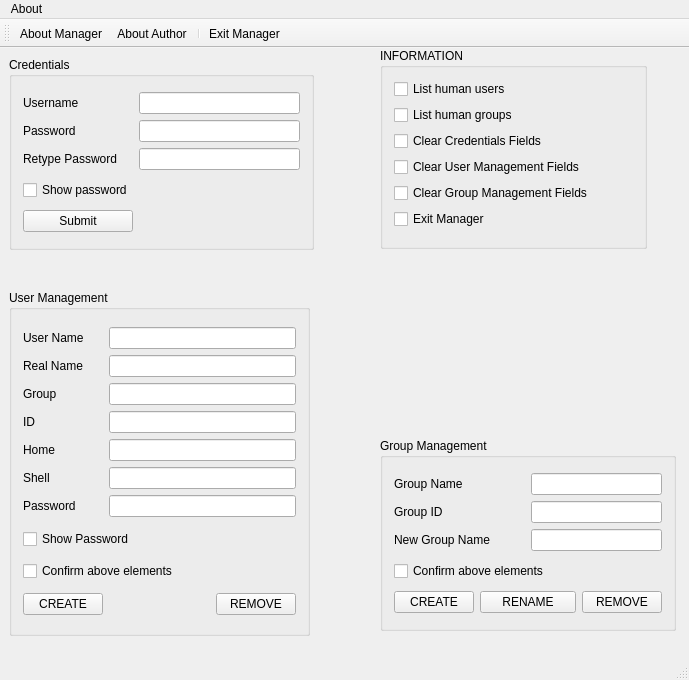
This is manager.ui in dimkatsi91/Manager as Qt 5 draws it before an edit. The edited form follows.
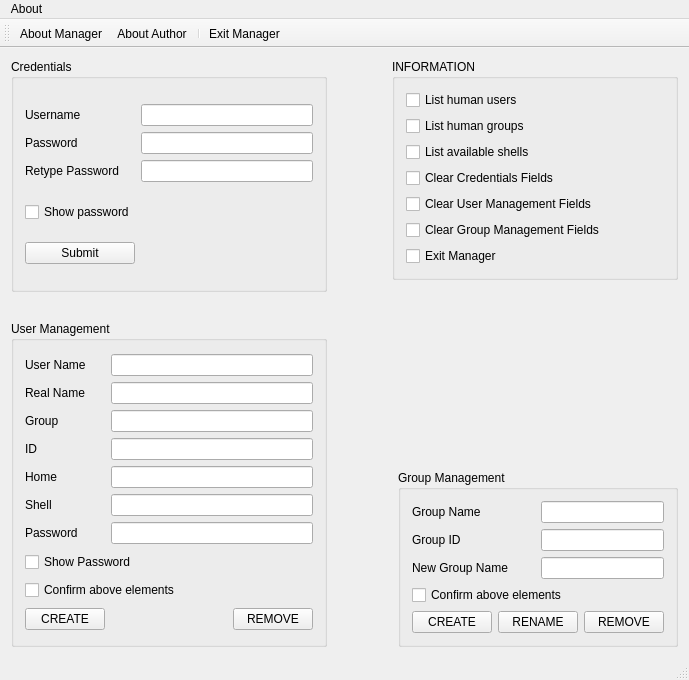
This is the edited form. Icons and pictures are not drawn.

Commit message: Added available shells listing option

```diff
--- a/manager.ui
+++ b/manager.ui
@@ -14,15 +14,9 @@
    <string>Welcome to Linux Manager</string>
   </property>
   <widget class="QWidget" name="centralWidget">
+   <layout class="QGridLayout" name="gridLayout_5">
+    <item row="0" column="0" rowspan="3">
    <widget class="QGroupBox" name="Credentials_groupBox">
-    <property name="geometry">
-     <rect>
-      <x>9</x>
-      <y>9</y>
-      <width>305</width>
-      <height>193</height>
-     </rect>
-    </property>
     <property name="title">
      <string>Credentials</string>
     </property>
@@ -81,15 +75,80 @@
      </item>
     </layout>
    </widget>
+    </item>
+    <item row="0" column="2" colspan="2">
+     <widget class="QGroupBox" name="Information_groupBox">
+      <property name="title">
+       <string>INFORMATION</string>
+      </property>
+      <layout class="QGridLayout" name="gridLayout_4">
+       <item row="0" column="0">
+        <widget class="QCheckBox" name="human_users_checkBox">
+         <property name="text">
+          <string>List human users</string>
+         </property>
+        </widget>
+       </item>
+       <item row="1" column="0">
+        <widget class="QCheckBox" name="human_groups_checkBox">
+         <property name="text">
+          <string>List human groups</string>
+         </property>
+        </widget>
+       </item>
+       <item row="2" column="0">
+        <widget class="QCheckBox" name="shells_checkBox">
+         <property name="text">
+          <string>List available shells</string>
+         </property>
+        </widget>
+       </item>
+       <item row="3" column="0">
+        <widget class="QCheckBox" name="clear_credentials_checkBox">
+         <property name="text">
+          <string>Clear Credentials Fields</string>
+         </property>
+        </widget>
+       </item>
+       <item row="4" column="0">
+        <widget class="QCheckBox" name="clear_user_fields_checkBox">
+         <property name="text">
+          <string>Clear User Management Fields</string>
+         </property>
+        </widget>
+       </item>
+       <item row="5" column="0">
+        <widget class="QCheckBox" name="clear_group_fields_checkBox">
+         <property name="text">
+          <string>Clear Group Management Fields</string>
+         </property>
+        </widget>
+       </item>
+       <item row="6" column="0">
+        <widget class="QCheckBox" name="exit_manager_checkBox">
+         <property name="text">
+          <string>Exit Manager</string>
+         </property>
+        </widget>
+       </item>
+      </layout>
+     </widget>
+    </item>
+    <item row="3" column="0">
+     <spacer name="verticalSpacer">
+      <property name="orientation">
+       <enum>Qt::Vertical</enum>
+      </property>
+      <property name="sizeHint" stdset="0">
+       <size>
+        <width>20</width>
+        <height>25</height>
+       </size>
+      </property>
+     </spacer>
+    </item>
+    <item row="4" column="0" rowspan="2">
    <widget class="QGroupBox" name="user_groupBox">
-    <property name="geometry">
-     <rect>
-      <x>9</x>
-      <y>242</y>
-      <width>301</width>
-      <height>346</height>
-     </rect>
-    </property>
     <property name="title">
      <string>User Management</string>
     </property>
@@ -200,7 +259,7 @@
        </property>
        <property name="sizeHint" stdset="0">
         <size>
-         <width>102</width>
+           <width>116</width>
          <height>20</height>
         </size>
        </property>
@@ -215,72 +274,35 @@
      </item>
     </layout>
    </widget>
-   <widget class="QGroupBox" name="Information_groupBox">
-    <property name="geometry">
-     <rect>
-      <x>380</x>
-      <y>0</y>
-      <width>267</width>
-      <height>201</height>
-     </rect>
-    </property>
-    <property name="title">
-     <string>INFORMATION</string>
-    </property>
-    <layout class="QGridLayout" name="gridLayout_4">
-     <item row="3" column="0">
-      <widget class="QCheckBox" name="clear_user_fields_checkBox">
-       <property name="text">
-        <string>Clear User Management Fields</string>
-       </property>
-      </widget>
-     </item>
-     <item row="5" column="0">
-      <widget class="QCheckBox" name="exit_manager_checkBox">
-       <property name="text">
-        <string>Exit Manager</string>
-       </property>
-      </widget>
-     </item>
-     <item row="4" column="0">
-      <widget class="QCheckBox" name="clear_group_fields_checkBox">
-       <property name="text">
-        <string>Clear Group Management Fields</string>
-       </property>
-      </widget>
-     </item>
-     <item row="2" column="0">
-      <widget class="QCheckBox" name="clear_credentials_checkBox">
-       <property name="text">
-        <string>Clear Credentials Fields</string>
-       </property>
-      </widget>
-     </item>
-     <item row="0" column="0">
-      <widget class="QCheckBox" name="human_users_checkBox">
-       <property name="text">
-        <string>List human users</string>
-       </property>
-      </widget>
-     </item>
-     <item row="1" column="0">
-      <widget class="QCheckBox" name="human_groups_checkBox">
-       <property name="text">
-        <string>List human groups</string>
-       </property>
-      </widget>
-     </item>
-    </layout>
-   </widget>
+    </item>
+    <item row="4" column="3">
+     <spacer name="verticalSpacer_2">
+      <property name="orientation">
+       <enum>Qt::Vertical</enum>
+      </property>
+      <property name="sizeHint" stdset="0">
+       <size>
+        <width>20</width>
+        <height>144</height>
+       </size>
+      </property>
+     </spacer>
+    </item>
+    <item row="5" column="1">
+     <spacer name="horizontalSpacer_3">
+      <property name="orientation">
+       <enum>Qt::Horizontal</enum>
+      </property>
+      <property name="sizeHint" stdset="0">
+       <size>
+        <width>40</width>
+        <height>20</height>
+       </size>
+      </property>
+     </spacer>
+    </item>
+    <item row="5" column="3">
    <widget class="QGroupBox" name="groups_groupBox">
-    <property name="geometry">
-     <rect>
-      <x>380</x>
-      <y>390</y>
-      <width>296</width>
-      <height>193</height>
-     </rect>
-    </property>
     <property name="title">
      <string>Group Management</string>
     </property>
@@ -353,6 +375,21 @@
      </item>
     </layout>
    </widget>
+    </item>
+    <item row="0" column="1">
+     <spacer name="horizontalSpacer_2">
+      <property name="orientation">
+       <enum>Qt::Horizontal</enum>
+      </property>
+      <property name="sizeHint" stdset="0">
+       <size>
+        <width>44</width>
+        <height>20</height>
+       </size>
+      </property>
+     </spacer>
+    </item>
+   </layout>
   </widget>
   <widget class="QMenuBar" name="menuBar">
    <property name="geometry">
```
Lines whose indentation alone changed are shown as unchanged. The commit also changes 3 other files.
